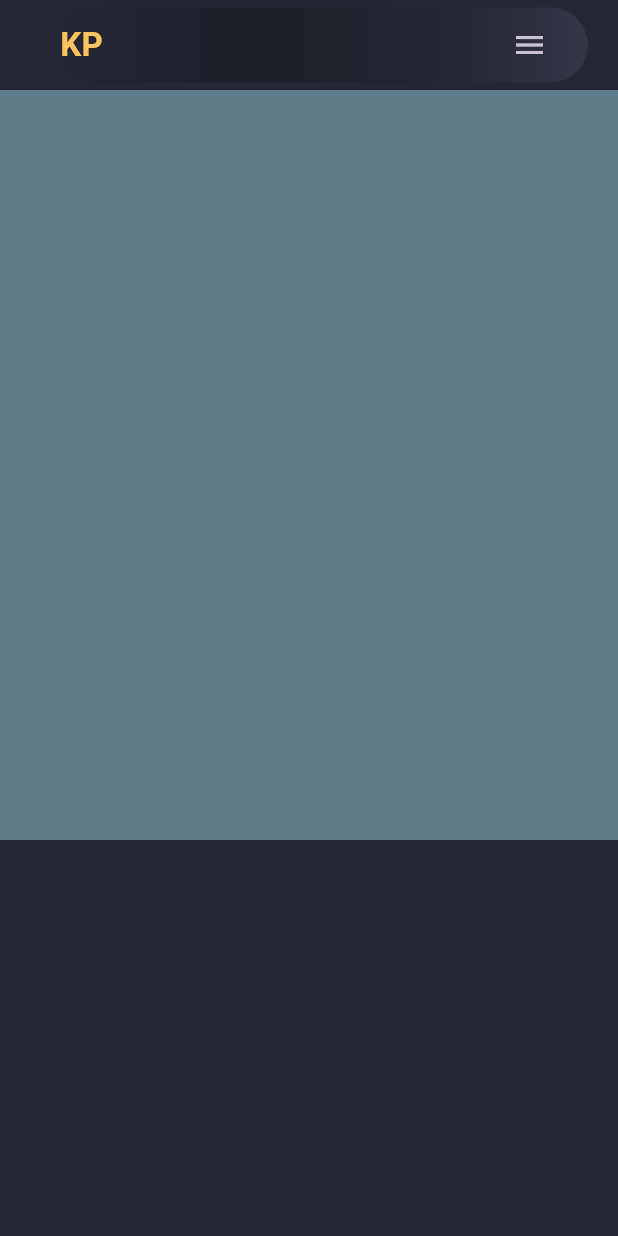
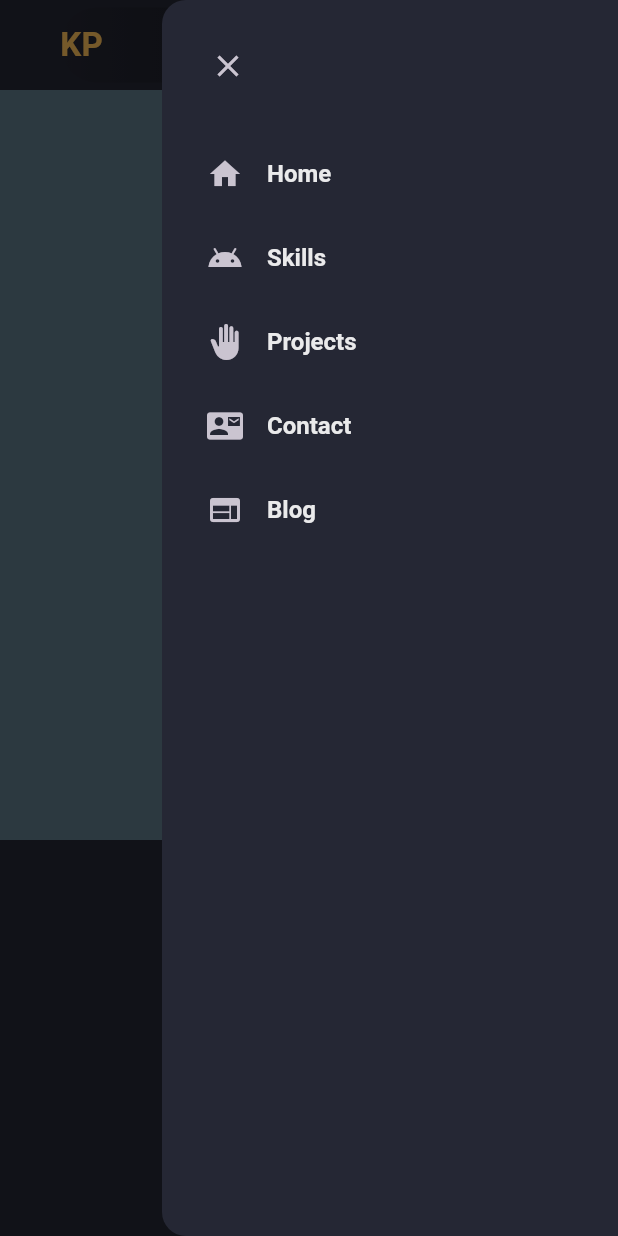
Before and after one commit to ksshitij/my_portfolio, a Flutter app: the screen it shows after launch, with the side drawer open (before the commit the screen has no drawer), on a phone screen of 412 x 824 dp. Run offline on Flutter 3.47's test engine with Material 3 defaults, Android fonts, the phone set to English and light mode, and no system bars.

Commit message:
made a seperate drawer file for mobile and tablet versions

```diff
--- a/lib/constants/nav_items.dart
+++ b/lib/constants/nav_items.dart
@@ -1,3 +1,5 @@
+import 'package:flutter/material.dart';
+
 List<String> navTitles = [
   "Home",
   "Skills",
@@ -5,3 +7,10 @@ List<String> navTitles = [
   "Contact",
   "Blog",
 ];
+List<IconData> navIcons = [
+   Icons.home,
+   Icons.android_outlined,
+   Icons.back_hand,
+   Icons.quick_contacts_mail,
+   Icons.web,
+];
--- a/lib/pages/home_page.dart
+++ b/lib/pages/home_page.dart
@@ -2,6 +2,7 @@ import 'package:flutter/material.dart';
 import 'package:my_portfolio/constants/colors.dart';
 import 'package:my_portfolio/constants/nav_items.dart';
 import 'package:my_portfolio/styles/style.dart';
+import 'package:my_portfolio/widgets/drawer_mobile.dart';
 import 'package:my_portfolio/widgets/site_logo.dart';
 
 import '../widgets/header_desktop.dart';
@@ -15,17 +16,23 @@ class HomePage extends StatefulWidget {
 }
 
 class _HomePageState extends State<HomePage> {
+  final scaffoldKey = GlobalKey<ScaffoldState>();
   @override
   Widget build(BuildContext context) {
     return Scaffold(
+      key: scaffoldKey,
       backgroundColor: CustomColor.scaffoldBg,
+      endDrawer: const DrawerMobile(),
       body: ListView(
         scrollDirection: Axis.vertical,
         children: [
           //Main
           //HeaderDesktop(),
           HeaderMobile(
-            onMenuTap: () {},
+            onLogoTap: () {},
+            onMenuTap: () {
+              scaffoldKey.currentState?.openEndDrawer();
+            },
           ),
           //SKILLS
           Container(
--- /dev/null
+++ b/lib/widgets/drawer_mobile.dart
@@ -0,0 +1,48 @@
+import 'package:flutter/material.dart';
+import 'package:my_portfolio/constants/colors.dart';
+import 'package:my_portfolio/constants/nav_items.dart';
+
+class DrawerMobile extends StatelessWidget {
+  const DrawerMobile({super.key});
+
+  @override
+  Widget build(BuildContext context) {
+    return Drawer(
+        backgroundColor: CustomColor.scaffoldBg,
+        child: ListView(
+          children: [
+            Align(
+              alignment: Alignment.centerLeft,
+              child: Padding(
+                padding: const EdgeInsets.only(
+                  left: 20,
+                  top: 20,
+                  bottom: 20,
+                ),
+                child: IconButton(
+                  onPressed: () {
+                    Navigator.of(context).pop();
+                  },
+                  icon: Icon(Icons.close),
+                ),
+              ),
+            ),
+            for (int i = 0; i < navIcons.length; i++)
+              ListTile(
+                contentPadding: const EdgeInsets.symmetric(
+                  horizontal: 30.0,
+                ),
+                titleTextStyle: const TextStyle(
+                  color: CustomColor.whitePrimary,
+                  fontWeight: FontWeight.w600,
+                  fontSize: 16,
+                ),
+                onTap: () {},
+                leading: Icon(navIcons[i]),
+                title: Text(navTitles[i]),
+              ),
+          ],
+        ),
+      );
+  }
+}
```
